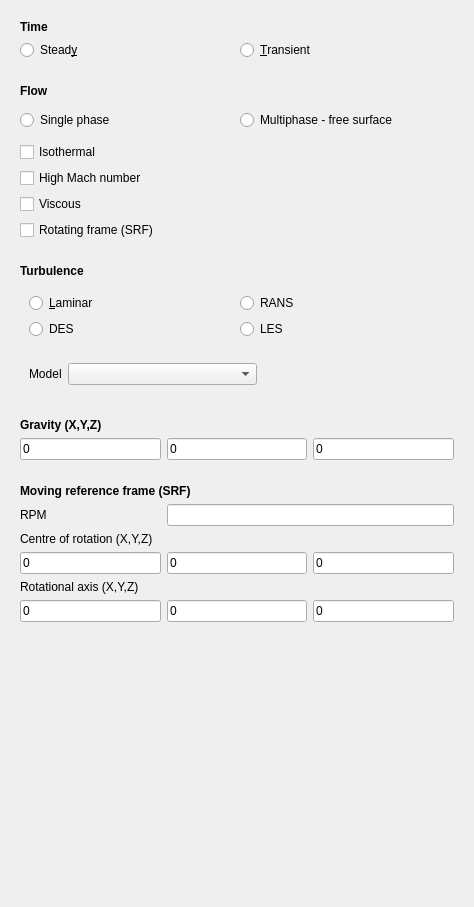
The window that Gui/TaskPanelPhysics.ui (kevinsmia1939/CfdOF) describes before a commit, drawn with Qt 5.
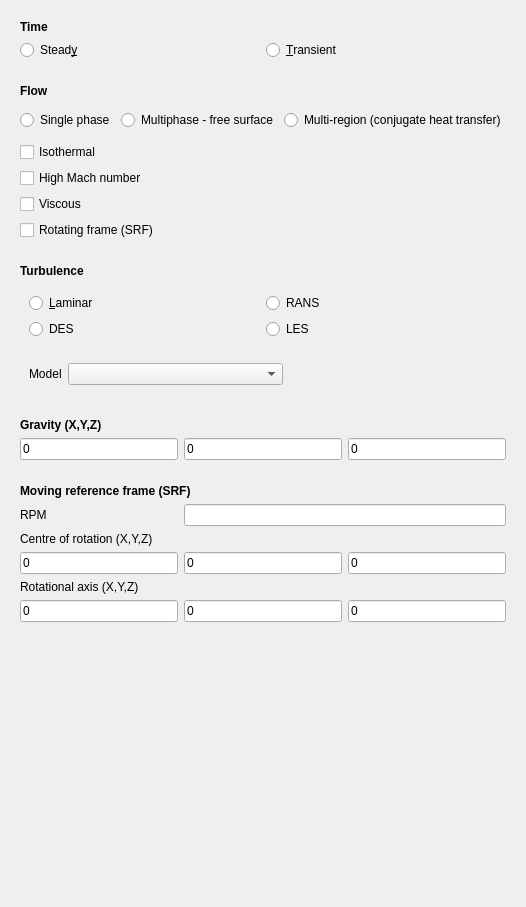
The same window after the commit. Custom widgets are drawn as their Qt base class.

Commit message: Add chtMultiRegionSimpleFoam support

```diff
--- a/Gui/TaskPanelPhysics.ui
+++ b/Gui/TaskPanelPhysics.ui
@@ -418,6 +418,19 @@
            </property>
           </widget>
          </item>
+         <item>
+          <widget class="QRadioButton" name="radioButtonMultiRegion">
+           <property name="sizePolicy">
+            <sizepolicy hsizetype="MinimumExpanding" vsizetype="Fixed">
+             <horstretch>0</horstretch>
+             <verstretch>0</verstretch>
+            </sizepolicy>
+           </property>
+           <property name="text">
+            <string>Multi-region (conjugate heat transfer)</string>
+           </property>
+          </widget>
+         </item>
         </layout>
        </widget>
       </item>
```
The commit also changes 89 other files.
